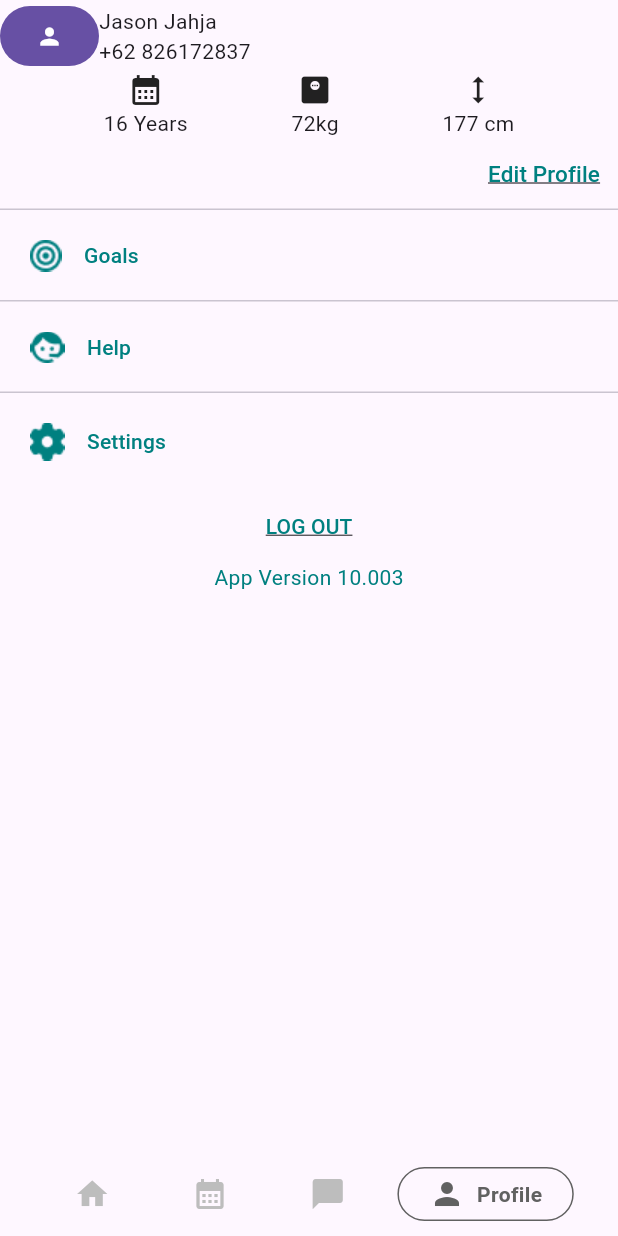
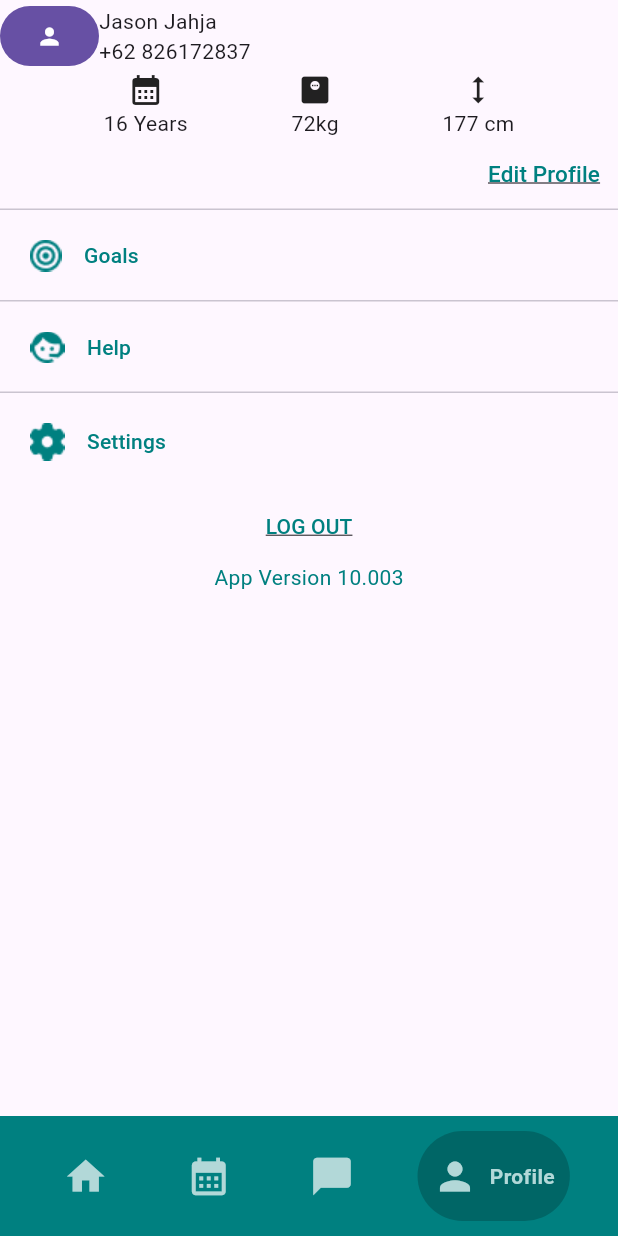
Before and after one commit to owenthe10x/SimpleHealth, a Flutter app: the Layout screen opened by its route, item 4 of the bottom bar chosen, on a phone screen of 412 x 824 dp. Run offline on Flutter 3.47's test engine with Material 3 defaults, Android fonts, the light colour scheme and no system bars; drawn by our look-alikes of google_nav_bar; our stand-ins replace animate_do, animated_text_kit, flutter_spinkit, go_router, percent_indicator, table_calendar.

Commit message:
feat: update navbar ui

```diff
--- a/simplehealth/lib/components/bottom_navbar.dart
+++ b/simplehealth/lib/components/bottom_navbar.dart
@@ -8,15 +8,17 @@ class BottomNavBar extends StatelessWidget {
   @override
   Widget build(BuildContext context) {
     return Container(
-      padding: const EdgeInsets.symmetric(horizontal: 15, vertical: 10),
       child: GNav(
-          color: Colors.grey[400],
-          activeColor: Colors.grey[700],
-          tabActiveBorder: Border.all(color: Colors.grey.shade700, width: 1),
+          backgroundColor: const Color(0xFF008080),
+          rippleColor: const Color(0xFFB2D8D8),
+          color: const Color(0xFFB2D8D8),
+          activeColor: const Color(0xFFB2D8D8),
+          tabBackgroundColor: const Color(0xFF006666),
+          tabMargin: const EdgeInsetsDirectional.symmetric(vertical: 10),
           gap: 8,
           mainAxisAlignment: MainAxisAlignment.spaceEvenly,
-          iconSize: 24,
-          padding: const EdgeInsets.symmetric(horizontal: 20, vertical: 5),
+          iconSize: 30,
+          padding: const EdgeInsets.symmetric(horizontal: 10, vertical: 15),
           onTabChange: (value) => onTabChange!(value),
           tabs: const [
             GButton(
--- a/simplehealth/lib/pages/profile_page.dart
+++ b/simplehealth/lib/pages/profile_page.dart
@@ -7,8 +7,7 @@
   Widget build(BuildContext context) {
     return Column(
       children: [
-        Container(
-          child: Column(children: [
+        Column(children: [
           Row(
             children: [
               FilledButton(onPressed: () {}, child: const Icon(Icons.person)),
@@ -45,7 +44,6 @@
             ],
           )
         ]),
-        ),
         Column(
           children: [
             const Divider(
```
Also changed, not shown: simplehealth/lib/pages/schedule_page.dart (+15 -8 lines). Lines whose indentation alone changed are shown as unchanged.
